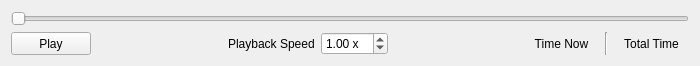
The window that ui/trajectory_preview_widget.ui (swri-robotics/trajectory_preview) describes before a commit, drawn with Qt 5.
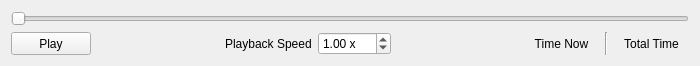
The same window after the commit.

Commit message: Ported trajectory preview widget to ROS2

The edit to the form file:
```diff
--- a/ui/trajectory_preview_widget.ui
+++ b/ui/trajectory_preview_widget.ui
@@ -82,6 +82,12 @@
        <property name="suffix">
         <string> x</string>
        </property>
+       <property name="minimum">
+        <double>0.010000000000000</double>
+       </property>
+       <property name="maximum">
+        <double>100.000000000000000</double>
+       </property>
        <property name="singleStep">
         <double>0.100000000000000</double>
        </property>
```
The commit also changes 10 other files.
